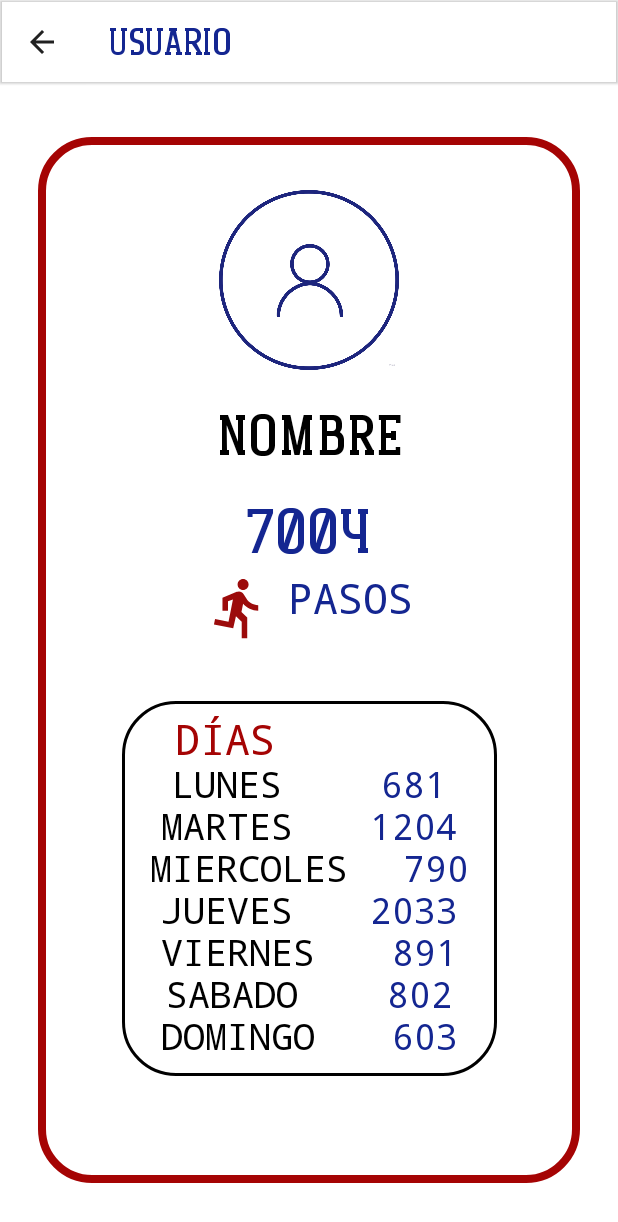
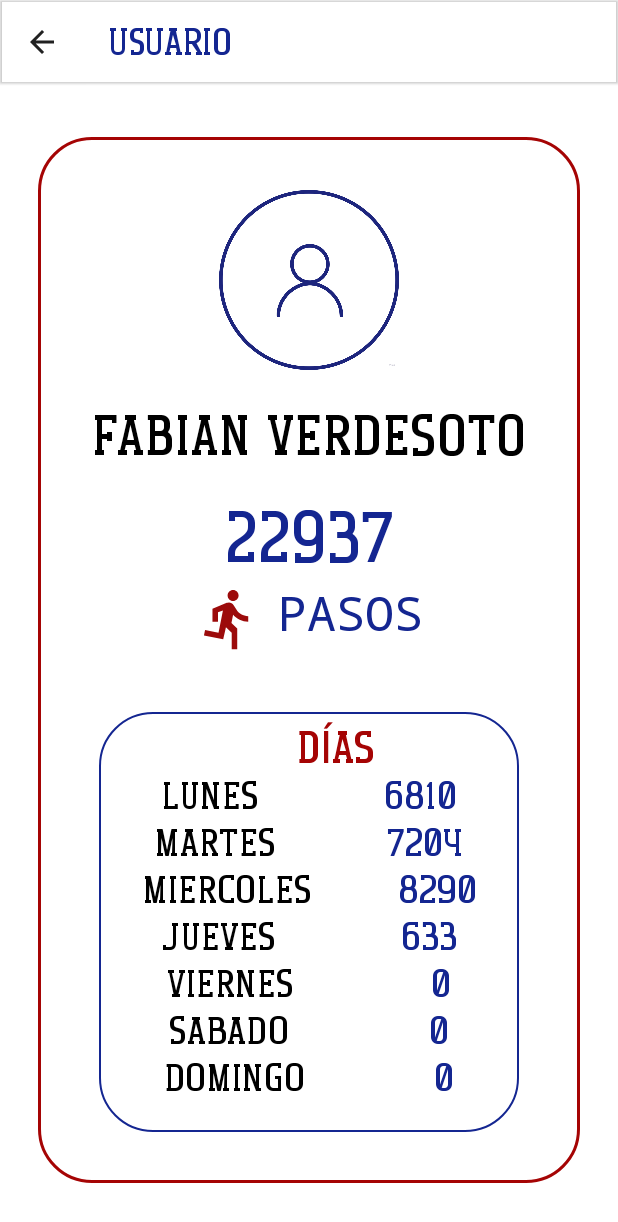
Before and after one commit to FabianeloV/Slan2023App, an Android app built with Jetpack Compose: the UserScreen screen opened through its navigation route, on a phone screen of 412 x 824 dp. Shown: the top 1222 px of the screen. Run offline under Robolectric (Android 15) with nearby library versions, the phone set to English and light mode, and no system bars; our stand-ins replace Firebase (no records; nobody signed in at launch, a user with empty details on screens opened directly).

Commit message:
25/05/2023

```diff
--- a/app/src/main/java/com/example/prototiposlan/MainActivity.kt
+++ b/app/src/main/java/com/example/prototiposlan/MainActivity.kt
@@ -23,12 +23,13 @@ class MainActivity : ComponentActivity() {
 fun Main(){
     val navController = rememberNavController()
     NavHost(navController = navController, startDestination = "SplashScreen"){
-        composable(route = "SplashScreen"){ Splash(navController) }
-        composable(route = "LoginScreen"){ LoginScreen(navController) }
-        composable(route = "RegisterScreen"){ RegisterScreen(navController) }
-        composable(route = "HomeScreen"){ HomeScreen(navController) }
-        composable(route = "UserScreen"){ UserScreen(navController) }
-        composable(route = "PresentationsScreen"){ PresentationsScreen(navController) }
-        composable(route= "MapScreen"){ MapScreen(navController) }
+        composable(route = "SplashScreen"){ Splash(navController)}
+        composable(route = "LoginScreen"){ LoginScreen(navController)}
+        composable(route = "RegisterScreen"){ RegisterScreen(navController)}
+        composable(route = "HomeScreen"){ HomeScreen(navController)}
+        composable(route = "UserScreen"){ UserScreen(navController)}
+        composable(route = "ForumScreen"){ ForumScreen(navController)}
+        composable(route = "PresentationsScreen"){ PresentationsScreen(navController)}
+        composable(route= "MapScreen"){ MapScreen(navController)}
     }
 }
--- a/app/src/main/java/com/example/prototiposlan/StepsPerDay.kt
+++ b/app/src/main/java/com/example/prototiposlan/StepsPerDay.kt
@@ -2,11 +2,11 @@ package com.example.prototiposlan
 
 sealed class StepsPerDay(val day:String, val steps:Int){
 
-    object Lunes :StepsPerDay("LUNES", 681)
-    object Martes :StepsPerDay("MARTES", 1204)
-    object Miercoles :StepsPerDay("MIERCOLES", 790)
-    object Jueves :StepsPerDay("JUEVES", 2033)
-    object Viernes :StepsPerDay("VIERNES", 891)
-    object Sabado :StepsPerDay("SABADO", 802)
-    object Domingo :StepsPerDay("DOMINGO", 603)
+    object Lunes :StepsPerDay("LUNES", 6810)
+    object Martes :StepsPerDay("MARTES", 7204)
+    object Miercoles :StepsPerDay("MIERCOLES", 8290)
+    object Jueves :StepsPerDay("JUEVES", 633)
+    object Viernes :StepsPerDay("VIERNES", 0)
+    object Sabado :StepsPerDay("SABADO", 0)
+    object Domingo :StepsPerDay("DOMINGO", 0)
 }
--- a/app/src/main/java/com/example/prototiposlan/screens/LatMenuScreens.kt
+++ b/app/src/main/java/com/example/prototiposlan/screens/LatMenuScreens.kt
@@ -6,7 +6,7 @@ import com.example.prototiposlan.R
 sealed class LatMenuScreens(val icon:Int,val title:String, val route:String) {
 
     object Usuario : LatMenuScreens(R.drawable.baseline_account_box_24, "USUARIO", "UserScreen")
-    object Muro : LatMenuScreens(R.drawable.baseline_forum_24, "MURO", "")
+    object Muro : LatMenuScreens(R.drawable.baseline_forum_24, "MURO", "ForumScreen")
     object Presentaciones : LatMenuScreens(R.drawable.baseline_video_library_24, "PRESENTACIONES", "PresentationsScreen")
 
     object Mapa : LatMenuScreens(R.drawable.baseline_map_24, "MAPA", "MapScreen")
--- a/app/src/main/java/com/example/prototiposlan/screens/LoginScreen.kt
+++ b/app/src/main/java/com/example/prototiposlan/screens/LoginScreen.kt
@@ -93,7 +93,7 @@ fun LoginScreen(
             value = mail.value,
             onValueChange = { mail.value = it },
             label = { Text("Correo electrónico") },
-            shape = shapes.small,
+            shape = CircleShape,
             keyboardOptions = KeyboardOptions(
                 keyboardType = KeyboardType.Email
             )
@@ -106,7 +106,7 @@ fun LoginScreen(
             value = password.value,
             onValueChange = { password.value = it },
             label = { Text("Contraseña") },
-            shape = shapes.small,
+            shape = CircleShape,
             visualTransformation = PasswordVisualTransformation()
         )
 
--- a/app/src/main/java/com/example/prototiposlan/screens/UserScreen.kt
+++ b/app/src/main/java/com/example/prototiposlan/screens/UserScreen.kt
@@ -82,7 +82,7 @@ fun UserDialog(pasos: String, days: List<StepsPerDay>) {
             .fillMaxSize()
             .padding(top = 35.dp, bottom = 35.dp, start = 25.dp, end = 25.dp)
             .border(
-                border = BorderStroke(width = 5.dp, color = darkred),
+                border = BorderStroke(width = 2.dp, color = darkred),
                 shape = RoundedCornerShape(36.dp)
             )
     ) {
@@ -101,7 +101,7 @@ fun UserDialog(pasos: String, days: List<StepsPerDay>) {
             Spacer(modifier = Modifier.padding(10.dp))
 
             Text(
-                text = "NOMBRE",
+                text = "Fabian Verdesoto",
                 fontSize = 38.sp,
                 color = Color.Black,
                 fontFamily = monogram
@@ -111,14 +111,14 @@ fun UserDialog(pasos: String, days: List<StepsPerDay>) {
 
             Text(
                 text = pasos,
-                fontSize = 42.sp,
+                fontSize = 48.sp,
                 color = darkblue,
                 fontFamily = monogram
             )
 
             Spacer(modifier = Modifier.padding(2.dp))
 
-            Row {
+            Row (modifier = Modifier.fillMaxWidth(), horizontalArrangement = Arrangement.Center){
                 Image(
                     painter = painterResource(id = R.drawable.baseline_directions_run_24),
                     contentDescription = "Runner",
@@ -127,7 +127,7 @@ fun UserDialog(pasos: String, days: List<StepsPerDay>) {
                 Spacer(modifier = Modifier.padding(horizontal = 5.dp))
                 Text(
                     text = "PASOS",
-                    fontSize = 28.sp,
+                    fontSize = 32.sp,
                     color = darkblue,
                     fontFamily = FontFamily.Monospace
                 )
@@ -136,25 +136,26 @@ fun UserDialog(pasos: String, days: List<StepsPerDay>) {
             Box(
                 modifier = Modifier
                     .border(
-                        border = BorderStroke(width = 2.dp, color = Color.Black),
+                        border = BorderStroke(width = 1.dp, color = darkblue),
                         shape = RoundedCornerShape(36.dp)
                     )
-                    .size(250.dp)
+                    .size(280.dp)
             ) {
+                Row(modifier = Modifier.fillMaxWidth().padding(5.dp), horizontalArrangement = Arrangement.Center) {
+                    Text(
+                        text = "DÍAS",
+                        fontFamily = monogram,
+                        fontSize = 30.sp,
+                        color = darkred,
+                        modifier = Modifier.padding(start = 35.dp)
+                    )
+                }
                 Column(
                     modifier = Modifier
                         .fillMaxSize()
-                        .padding(top = 10.dp),
-                    horizontalAlignment = Alignment.Start
+                        .padding(top = 40.dp),
+                    horizontalAlignment = Alignment.CenterHorizontally
                 ) {
-                    Text(
-                        text = "DÍAS",
-                        fontFamily = FontFamily.Monospace,
-                        fontSize = 28.sp,
-                        color = darkred,
-                        modifier = Modifier.padding(start = 35.dp)
-                    )
-
                     days.forEach { item ->
                         StepsDays(item = item)
                     }
@@ -166,18 +167,20 @@ fun UserDialog(pasos: String, days: List<StepsPerDay>) {
 
 @Composable
 fun StepsDays(item: StepsPerDay) {
+    Row(modifier = Modifier.fillMaxWidth(), horizontalArrangement = Arrangement.Center) {
         Row(modifier = Modifier.fillMaxWidth(), horizontalArrangement = Arrangement.SpaceAround) {
             Text(
                 text = item.day,
-            fontSize = 24.sp,
+                fontSize = 26.sp,
                 color = Color.Black,
-            fontFamily = FontFamily.Monospace
+                fontFamily = monogram
             )
             Text(
                 text = item.steps.toString(),
-            fontSize = 24.sp,
+                fontSize = 26.sp,
                 color = darkblue,
-            fontFamily = FontFamily.Monospace
+                fontFamily = monogram
             )
         }
     }
+}
```
Also changed, not shown: app/src/main/java/com/example/prototiposlan/screens/ForumScreen.kt (added, +75 -0 lines), app/src/main/java/com/example/prototiposlan/screens/MapScreen.kt (+22 -4 lines), app/src/main/java/com/example/prototiposlan/viewModels/MapviewModel.kt (+28 -10 lines). Lines whose indentation alone changed are shown as unchanged.
